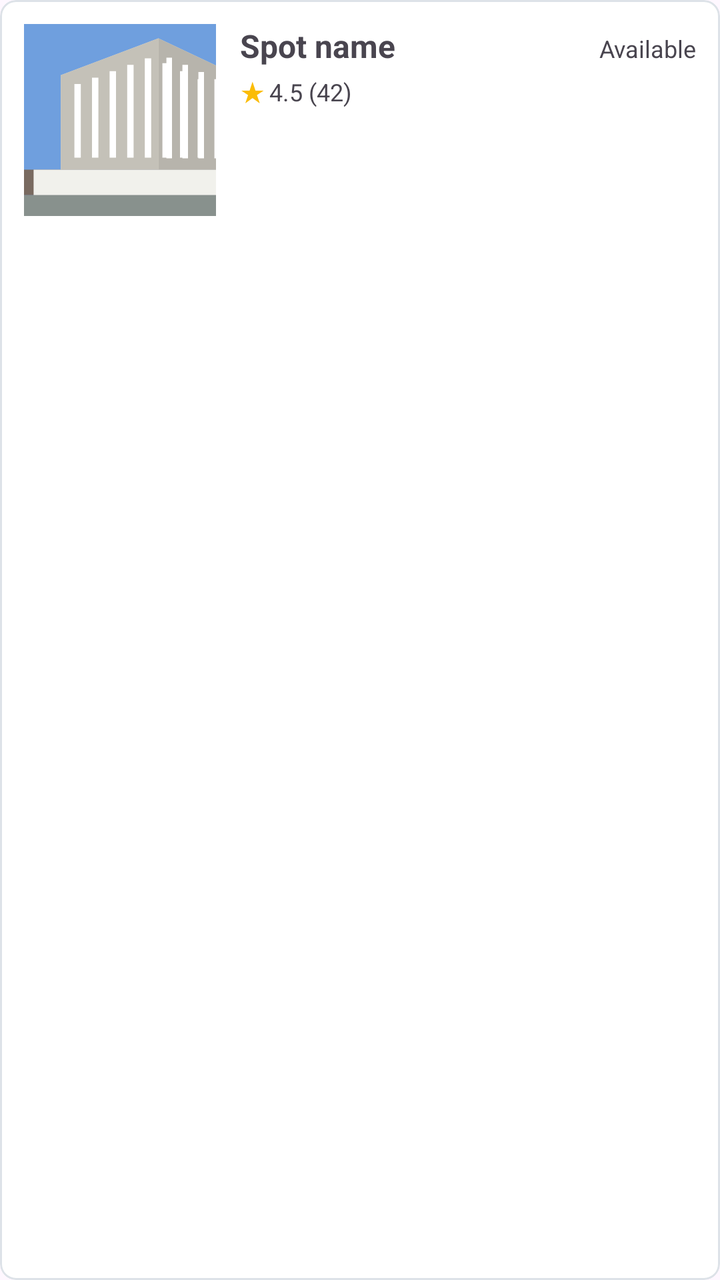
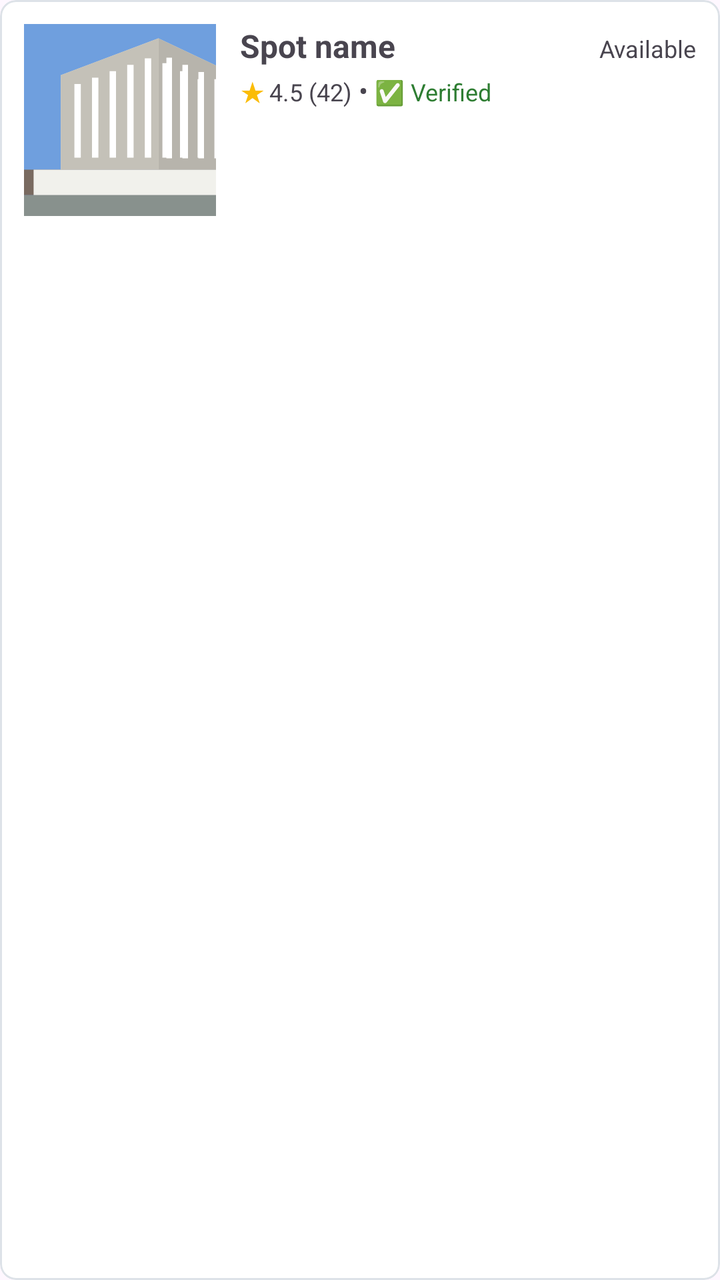

Two renders of the same Android screen: before a commit and after it. Below are the layout's source before the change and the commit's diff.
<!-- AndroidManifest.xml: application theme Theme.StudyPin -->
<!-- res/layout/item_study_spot.xml -->
<?xml version="1.0" encoding="utf-8"?>
<com.google.android.material.card.MaterialCardView
    xmlns:android="http://schemas.android.com/apk/res/android"
    xmlns:app="http://schemas.android.com/apk/res-auto"
    android:layout_width="match_parent"
    android:layout_height="wrap_content"
    android:layout_marginHorizontal="4dp"
    android:layout_marginBottom="12dp"
    app:contentPadding="12dp"
    app:cardBackgroundColor="@color/surface_color"
    app:cardCornerRadius="8dp"
    app:strokeColor="@color/border_default"
    app:strokeWidth="1dp" >

    <LinearLayout
        android:layout_width="match_parent"
        android:layout_height="wrap_content"
        android:orientation="horizontal">

        
        <ImageView
            android:id="@+id/ivSpotImage"
            android:layout_width="96dp"
            android:layout_height="96dp"
            android:scaleType="centerCrop"
            android:src="@drawable/photo_placeholder"
            android:contentDescription="Study spot image" />

        
        <LinearLayout
            android:layout_width="0dp"
            android:layout_height="wrap_content"
            android:layout_weight="1"
            android:layout_marginStart="12dp"
            android:orientation="vertical">

            
            <LinearLayout
                android:layout_width="match_parent"
                android:layout_height="wrap_content"
                android:orientation="horizontal">

                <TextView
                    android:id="@+id/tvSpotName"
                    android:layout_width="0dp"
                    android:layout_height="wrap_content"
                    android:layout_weight="1"
                    android:text="Spot name"
                    android:textSize="16sp"
                    android:textStyle="bold"
                    android:layout_marginEnd="4dp" />

                <TextView
                    android:id="@+id/tvOccupancyLabel"
                    android:layout_width="wrap_content"
                    android:layout_height="wrap_content"
                    android:text="Available"
                    android:textSize="12sp"/>

            </LinearLayout>

            
            
            <LinearLayout
                android:layout_width="wrap_content"
                android:layout_height="wrap_content"
                android:orientation="horizontal"
                android:layout_marginTop="2dp"
                android:layout_marginBottom="4dp" >

                <TextView
                    android:layout_width="wrap_content"
                    android:layout_height="wrap_content"
                    android:text="&#x2605;"
                    android:textSize="14sp"
                    android:textColor="@color/star_default"
                    android:layout_marginEnd="2dp" />

                <TextView
                    android:id="@+id/tvRating"
                    android:layout_width="wrap_content"
                    android:layout_height="wrap_content"
                    android:text="4.5 (42)"
                    android:textSize="12sp" />

                <LinearLayout
                    android:id="@+id/tvHiddenGemBlock"
                    android:layout_width="wrap_content"
                    android:layout_height="wrap_content"
                    android:orientation="horizontal"
                    android:visibility="gone" >

                    <TextView
                        android:layout_width="wrap_content"
                        android:layout_height="wrap_content"
                        android:text=" • "
                        android:textSize="14sp" />

                    <TextView
                        android:id="@+id/tvHiddenGemBadge"
                        android:layout_width="wrap_content"
                        android:layout_height="wrap_content"
                        android:text="💎 2 hidden gems"
                        android:textSize="12sp"
                        android:textColor="@color/diamond_default" />

                </LinearLayout>

            </LinearLayout>

            
            <include layout="@layout/view_spot_tag_group" />

            
            <TextView
                android:id="@+id/tvSpotAddress"
                android:layout_width="wrap_content"
                android:layout_height="wrap_content"
                android:text="Spot Address"
                android:textSize="12sp"
                android:textColor="@color/surface_muted"
                android:layout_marginTop="4dp"
                android:layout_marginBottom="2dp"
                android:visibility="gone" />

        </LinearLayout>

    </LinearLayout>

</com.google.android.material.card.MaterialCardView>
<!-- res/layout/view_spot_tag_group.xml (included above) -->
<?xml version="1.0" encoding="utf-8"?>
<com.google.android.material.chip.ChipGroup
    xmlns:android="http://schemas.android.com/apk/res/android"
    xmlns:app="http://schemas.android.com/apk/res-auto"
    android:id="@+id/chipGroupTags"
    android:layout_width="match_parent"
    android:layout_height="wrap_content"
    app:chipSpacingHorizontal="4dp"/>
<!-- resources referenced by this layout -->
<resources>
  <color name="border_default">#DDE2E8</color>
  <color name="diamond_default">#185FA5</color>
  <color name="star_default">#FBBC05</color>
  <color name="surface_color">#FFFFFF</color>
  <color name="surface_muted">#8CB8B7</color>
  <!-- drawable photo_placeholder (drawable) -->
  <?xml version="1.0" encoding="utf-8"?>
  <vector xmlns:android="http://schemas.android.com/apk/res/android"
      android:width="400dp"
      android:height="240dp"
      android:viewportWidth="400"
      android:viewportHeight="240">
      <path android:fillColor="#6F9FDE" android:pathData="M0,0h400v240h-400z" />
      <path android:fillColor="#E5E2D7" android:pathData="M126,64L248,18L350,66L350,182L126,182z" />
      <path android:fillColor="#C4C1B8" android:pathData="M126,64L248,18L248,182L126,182z" />
      <path android:fillColor="#B7B4AC" android:pathData="M248,18L350,66L350,182L248,182z" />
      <path android:fillColor="#796A60" android:pathData="M72,182h278v32h-278z" />
      <path android:fillColor="#F1F1EC" android:pathData="M92,182h238v32h-238z" />
      <path android:fillColor="#88918D" android:pathData="M0,214h400v26h-400z" />
      <path android:fillColor="#FFFFFF" android:pathData="M143,75h8v92h-8zM165,67h8v100h-8zM187,59h8v108h-8zM209,51h8v116h-8zM231,43h8v124h-8zM253,49h8v118h-8zM275,59h8v108h-8zM297,69h8v98h-8zM319,79h8v88h-8z" />
      <path android:fillColor="#FFFFFF" android:pathData="M258,42h7v126h-7zM278,51h7v117h-7zM298,60h7v108h-7zM318,69h7v99h-7zM338,78h7v90h-7z" />
  </vector>
  <style name="Theme.StudyPin" parent="Base.Theme.StudyPin" />
  <style name="Base.Theme.StudyPin" parent="Theme.Material3.DayNight.NoActionBar">
          
          
          <item name="colorSurface">@color/surface_color</item>
      </style>
</resources>

<!-- the commit's change to res/layout/item_study_spot.xml (unified diff, before → after) -->
@@ -106,6 +106,27 @@
 
                 </LinearLayout>
 
+                <LinearLayout
+                    android:layout_width="wrap_content"
+                    android:layout_height="wrap_content"
+                    android:orientation="horizontal">
+
+                    <TextView
+                        android:layout_width="wrap_content"
+                        android:layout_height="wrap_content"
+                        android:text=" • "
+                        android:textSize="14sp" />
+
+                    <TextView
+                        android:id="@+id/tvVerifiedBadge"
+                        android:layout_width="wrap_content"
+                        android:layout_height="wrap_content"
+                        android:text="✅ Verified"
+                        android:textSize="12sp"
+                        android:textColor="@color/verified_green" />
+
+                </LinearLayout>
+
             </LinearLayout>
 
             
<!-- resource entries referenced after the edit -->
@@ -5,6 +5,7 @@
   <color name="star_default">#FBBC05</color>
   <color name="surface_color">#FFFFFF</color>
   <color name="surface_muted">#8CB8B7</color>
+  <color name="verified_green">#2E7D32</color>
   <!-- drawable photo_placeholder (drawable) -->
   <?xml version="1.0" encoding="utf-8"?>
   <vector xmlns:android="http://schemas.android.com/apk/res/android"
